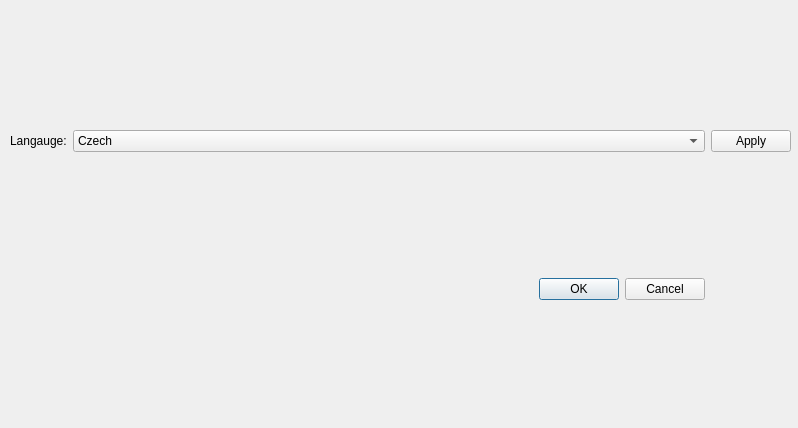
Qt form resources/ui/SettingsWindow.ui (SonGokussj4/PySide2-Boilerplate) before a commit.
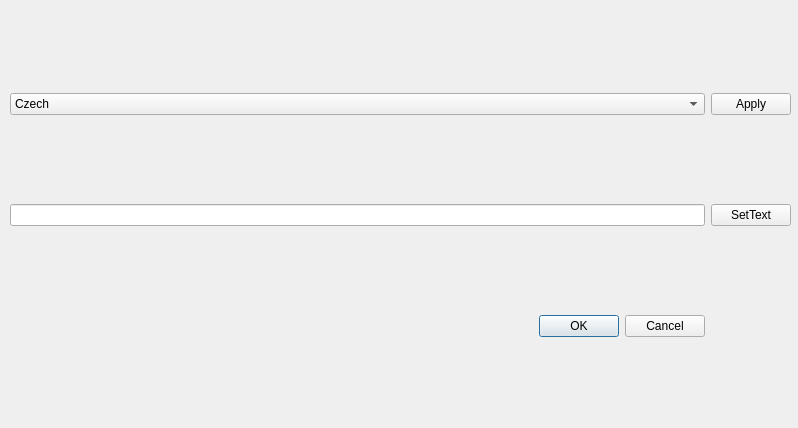
The same form after that commit.

Commit message: Few interactions between windows; Expand menu items

The edit to the form file:
```diff
--- a/resources/ui/SettingsWindow.ui
+++ b/resources/ui/SettingsWindow.ui
@@ -26,14 +26,31 @@
     <property name="sizeConstraint">
      <enum>QLayout::SetDefaultConstraint</enum>
     </property>
+    <item row="0" column="1">
+     <widget class="QPushButton" name="btnApplyLanguage">
+      <property name="text">
+       <string>Apply</string>
+      </property>
+     </widget>
+    </item>
+    <item row="1" column="0">
+     <widget class="QLineEdit" name="txtSetText"/>
+    </item>
     <item row="1" column="1">
+     <widget class="QPushButton" name="btnSetText">
+      <property name="text">
+       <string>SetText</string>
+      </property>
+     </widget>
+    </item>
+    <item row="2" column="0">
      <widget class="QDialogButtonBox" name="buttonBox">
       <property name="standardButtons">
        <set>QDialogButtonBox::Cancel|QDialogButtonBox::Ok</set>
       </property>
      </widget>
     </item>
-    <item row="0" column="1">
+    <item row="0" column="0">
      <widget class="QComboBox" name="cboSelectLanguage">
       <item>
        <property name="text">
@@ -52,20 +69,6 @@
       </item>
      </widget>
     </item>
-    <item row="0" column="0">
-     <widget class="QLabel" name="label">
-      <property name="text">
-       <string>Langauge:</string>
-      </property>
-     </widget>
-    </item>
-    <item row="0" column="2">
-     <widget class="QPushButton" name="btnApplyLanguage">
-      <property name="text">
-       <string>Apply</string>
-      </property>
-     </widget>
-    </item>
    </layout>
   </widget>
  </widget>
```
Left out of the diff: 3 changed lines with no effect on the pictures. The commit also changes 7 other files.
